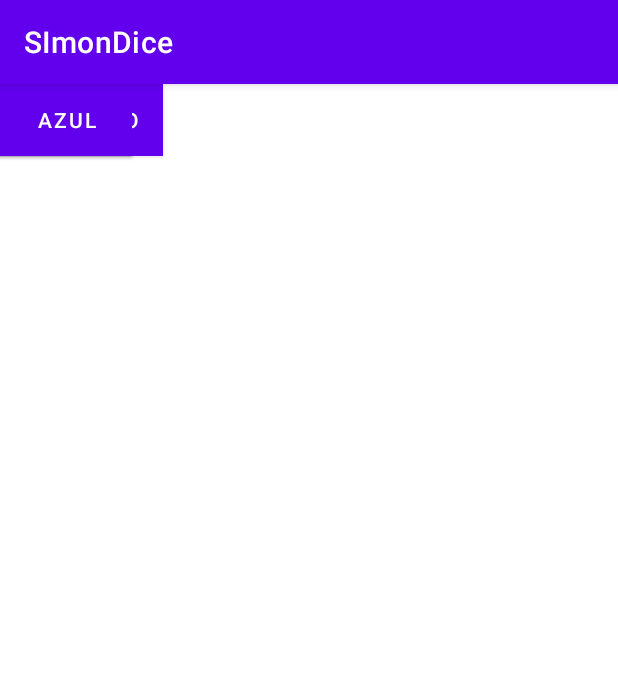
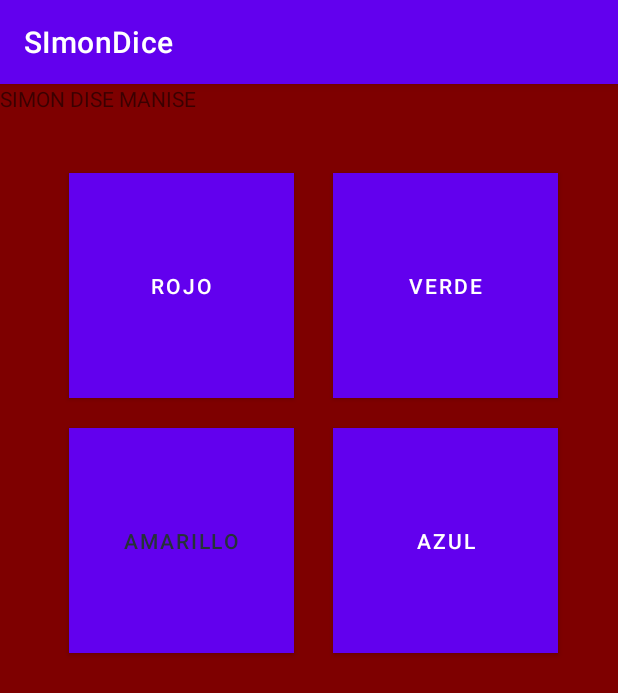
Before and after one commit to 4mbr0s10/SImonDice, an Android app: the Botones screen opened directly, with no data from a screen before it, on a phone screen of 412 x 824 dp. Shown: the top 693 px of the screen. Run offline under Robolectric (Android 15) with nearby library versions, the phone set to English and light mode, and no system bars; 1 statement that could not run was skipped.

Commit message:
Commit 5

```diff
--- a/app/src/main/AndroidManifest.xml
+++ b/app/src/main/AndroidManifest.xml
@@ -14,7 +14,7 @@
         tools:targetApi="31">
         <activity
             android:name=".Botones"
-            android:exported="false">
+            android:exported="true">
             <meta-data
                 android:name="android.app.lib_name"
                 android:value="" />
--- a/app/src/main/java/com/example/simondice/Botones.kt
+++ b/app/src/main/java/com/example/simondice/Botones.kt
@@ -1,6 +1,7 @@
 package com.example.simondice
 
 import android.annotation.SuppressLint
+import android.graphics.Color
 import androidx.appcompat.app.AppCompatActivity
 import android.os.Bundle
 import android.widget.Button
@@ -12,12 +13,11 @@ import kotlin.concurrent.schedule
 
 
 class Botones : AppCompatActivity() {
-//    var listaColoresMaquina = ArrayList<Integer>()
-    var secuenciaMaquina: ArrayList<Int> = arrayListOf()
-//    var listaColoresUsuario= ArrayList<Integer>()
-    var secuenciaUsuario: ArrayList<Int> = arrayListOf()
-    var colorJuego = 0
-    var colorUsuario= 0
+    var secuenciaMaquina: ArrayList<Int> = ArrayList()
+    var secuenciaUsuario: ArrayList<Int> = ArrayList()
+    var contador:Int=0
+    var auxContador:Int=0
+    var numRonda:Int=0
     lateinit var botonRojo:Button
     lateinit var botonVerde:Button
     lateinit var botonAmarillo:Button
@@ -30,78 +30,96 @@ class Botones : AppCompatActivity() {
         botonVerde=findViewById<Button>(R.id.botonVerde)
         botonAmarillo=findViewById<Button>(R.id.botonAmarillo)
         botonAzul=findViewById<Button>(R.id.botonAzul)
-        defineBoton()
-        start()
+
+
+        juego()
     }
-    fun start() {
-        gamePlay()
-    }
-    fun gamePlay(){
+  fun juego(){
+       iluminarBoton()
 
-        var i=0
-        while(secuenciaUsuario.equals(secuenciaMaquina)){
-           iluminarBoton()
-            defineBoton()
 
-        }
-
-    }
+  }
     fun defineBoton(){
 
         botonRojo.setOnClickListener {
             secuenciaUsuario.add(0)
+            contador++
+            comprobarSecuencias()
         }
         botonVerde.setOnClickListener {
             secuenciaUsuario.add(1)
+            contador++
+            comprobarSecuencias()
         }
         botonAmarillo.setOnClickListener {
             secuenciaUsuario.add(2)
+            contador++
+            comprobarSecuencias()
         }
         botonAzul.setOnClickListener {
             secuenciaUsuario.add(3)
+            contador++
+            comprobarSecuencias()
         }
-    }
-    fun clickRojo(botonRojo:Button){
 
     }
 
+
     fun iluminarBoton(){
-        defineBoton()
-        var tiempoIluminado= 2000
+        numRonda++
+        var tiempoIluminado= 2000L
         when(generarColor()){
 
             0 ->{
-                botonRojo.setBackgroundColor(resources.getColor(R.color.rojo_encendido))
+                botonRojo.setBackgroundColor(Color.parseColor("rojo_encendido"))
                 secuenciaMaquina.add(0)
                 Timer().schedule(tiempoIluminado){
-                    botonRojo.setBackgroundColor(resources.getColor(R.color.rojo_apagado))
+                    botonRojo.setBackgroundColor(Color.parseColor("rojo_apagado"))
                 }
 
             }
             1 -> {
-                botonVerde.setBackgroundColor(resources.getColor(R.color.verde_encendido))
+                botonVerde.setBackgroundColor(Color.parseColor("verde_encendido"))
                 secuenciaMaquina.add(1)
                 Timer().schedule(tiempoIluminado){
-                    botonVerde.setBackgroundColor(resources.getColor(R.color.verde_apagado))
+                    botonVerde.setBackgroundColor(Color.parseColor("verde_apagado"))
                 }
             }
             2 -> {
-                botonAmarillo.setBackgroundColor(resources.getColor(R.color.amarillo_encendido))
+                botonAmarillo.setBackgroundColor(Color.parseColor("amarillo_encendido"))
                 secuenciaMaquina.add(2)
                 Timer().schedule(tiempoIluminado){
-                    botonAmarillo.setBackgroundColor(resources.getColor(R.color.amarillo_apagado))
+                    botonAmarillo.setBackgroundColor(Color.parseColor("amarillo_apagado"))
                 }
             }
             3 -> {
-                botonAzul.setBackgroundColor(resources.getColor(R.color.azul_encendido))
+                botonAzul.setBackgroundColor(Color.parseColor("azul_encendido"))
                 secuenciaMaquina.add(3)
                 Timer().schedule(tiempoIluminado){
-                    botonAzul.setBackgroundColor(resources.getColor(R.color.azul_apagado))
+                    botonAzul.setBackgroundColor(Color.parseColor("azul_apagado"))
                 }
             }
 
 
         }
+            if(numRonda==secuenciaMaquina.size){
+                for (items in secuenciaMaquina){
+                    defineBoton()
+                }
+
+            }
+
+    }
+    fun comprobarSecuencias(){
+            if(secuenciaUsuario[contador]!=secuenciaMaquina[contador]){
+                println("HAS FALLADO!")
+
+            }else if(secuenciaMaquina.size == contador +1){
+                iluminarBoton()
+                contador = contador -1
+                secuenciaUsuario.clear()
+            }
+
     }
     fun generarColor(): Int {
 
--- a/app/src/main/res/layout/activity_botones.xml
+++ b/app/src/main/res/layout/activity_botones.xml
@@ -4,46 +4,62 @@
     xmlns:tools="http://schemas.android.com/tools"
     android:layout_width="match_parent"
     android:layout_height="match_parent"
-    tools:context=".Botones">
+    tools:context=".Botones"
+    android:background="@color/rojo_apagado">
+
+    <TextView
+        android:layout_width="wrap_content"
+        android:layout_height="wrap_content"
+        android:text="SIMON DISE MANISE"
+        tools:ignore="MissingConstraints"
+        android:id="@+id/diseManise"/>
 
     <Button
         android:id="@+id/botonRojo"
-        android:layout_width="wrap_content"
-        android:layout_height="wrap_content"
+        android:layout_width="150dp"
+        android:layout_height="150dp"
+        android:layout_marginStart="40dp"
+        android:layout_marginTop="40dp"
+        android:layout_marginEnd="20dp"
         android:background="@color/rojo_apagado"
         android:text="@string/rojo"
-        tools:ignore="MissingConstraints"
-        tools:layout_editor_absoluteX="57dp"
-        tools:layout_editor_absoluteY="131dp" />
+        app:layout_constraintEnd_toStartOf="@+id/botonVerde"
+        app:layout_constraintStart_toStartOf="parent"
+        app:layout_constraintTop_toBottomOf="@+id/diseManise" />
 
     <Button
         android:id="@+id/botonVerde"
-        android:layout_width="wrap_content"
-        android:layout_height="wrap_content"
+        android:layout_width="150dp"
+        android:layout_height="150dp"
         android:background="@color/verde_apagado"
         android:text="@string/verde"
-        tools:layout_editor_absoluteX="235dp"
-        tools:layout_editor_absoluteY="131dp"
-        tools:ignore="MissingConstraints" />
+        app:layout_constraintEnd_toEndOf="parent"
+        android:layout_marginEnd="40dp"
+        android:layout_marginTop="40dp"
+        app:layout_constraintTop_toBottomOf="@+id/diseManise"
+        />
 
     <Button
         android:id="@+id/botonAmarillo"
-        android:layout_width="wrap_content"
-        android:layout_height="wrap_content"
+        android:layout_width="150dp"
+        android:layout_height="150dp"
+        android:layout_marginStart="40dp"
+        android:layout_marginTop="20dp"
+        android:layout_marginEnd="20dp"
         android:background="@color/amarillo_apagado"
         android:text="@string/amarillo"
-
-        tools:ignore="MissingConstraints,TextContrastCheck"
-        tools:layout_editor_absoluteX="57dp"
-        tools:layout_editor_absoluteY="244dp" />
+        android:textColor="#263238"
+        app:layout_constraintEnd_toStartOf="@+id/botonAzul"
+        app:layout_constraintStart_toStartOf="parent"
+        app:layout_constraintTop_toBottomOf="@+id/botonRojo" />
 
     <Button
         android:id="@+id/botonAzul"
-        android:layout_width="wrap_content"
-        android:layout_height="wrap_content"
+        android:layout_width="150dp"
+        android:layout_height="150dp"
         android:background="@color/azul_apagado"
         android:text="@string/azul"
-        tools:ignore="MissingConstraints"
-        tools:layout_editor_absoluteX="235dp"
-        tools:layout_editor_absoluteY="244dp" />
+        app:layout_constraintEnd_toEndOf="parent"
+        android:layout_marginEnd="40dp" android:layout_marginTop="20dp"
+        app:layout_constraintTop_toBottomOf="@+id/botonVerde"/>
 </androidx.constraintlayout.widget.ConstraintLayout>
--- a/app/src/main/res/values/strings.xml
+++ b/app/src/main/res/values/strings.xml
@@ -4,4 +4,5 @@
     <string name="verde">Verde</string>
     <string name="rojo">Rojo</string>
     <string name="azul">Azul</string>
+    <string name="start">START</string>
 </resources>
```
Also changed, not shown: app/src/main/res/layout/activity_main.xml (+9 -6 lines).
